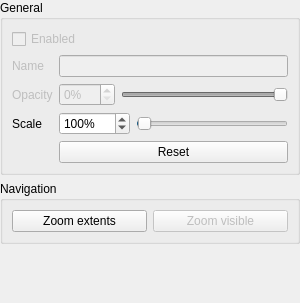
Before: the Qt Designer form src/LayerWidget.ui in ManiVaultStudio/ImageViewerPlugin, drawn with Qt 5.
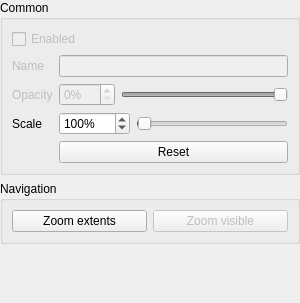
After: the same form once the commit is applied. Custom widgets are drawn as their Qt base class.

Commit message: Small changes to layer widget user interface

Patch:
```diff
--- a/src/LayerWidget.ui
+++ b/src/LayerWidget.ui
@@ -140,7 +140,7 @@
       <string>General options</string>
      </property>
      <property name="title">
-      <string>General</string>
+      <string>Common</string>
      </property>
      <layout class="QGridLayout" name="gridLayout_5">
       <item row="1" column="0">
```
Left out of the diff: 4 changed lines with no effect on the pictures. The commit also changes 2 other files.
